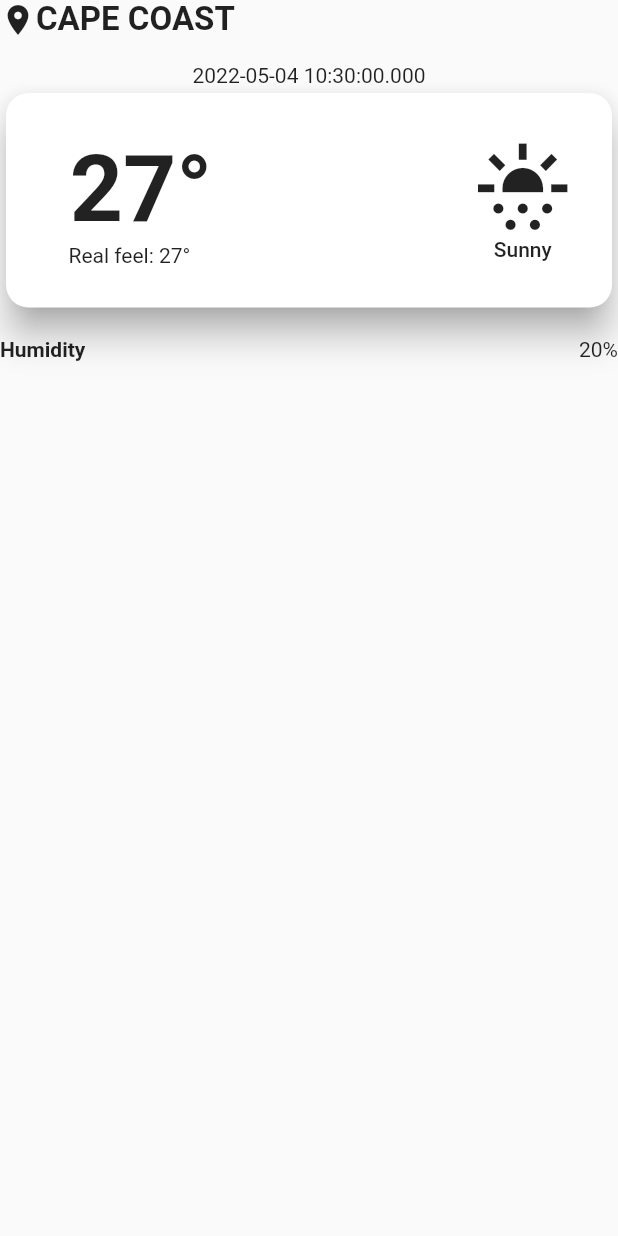
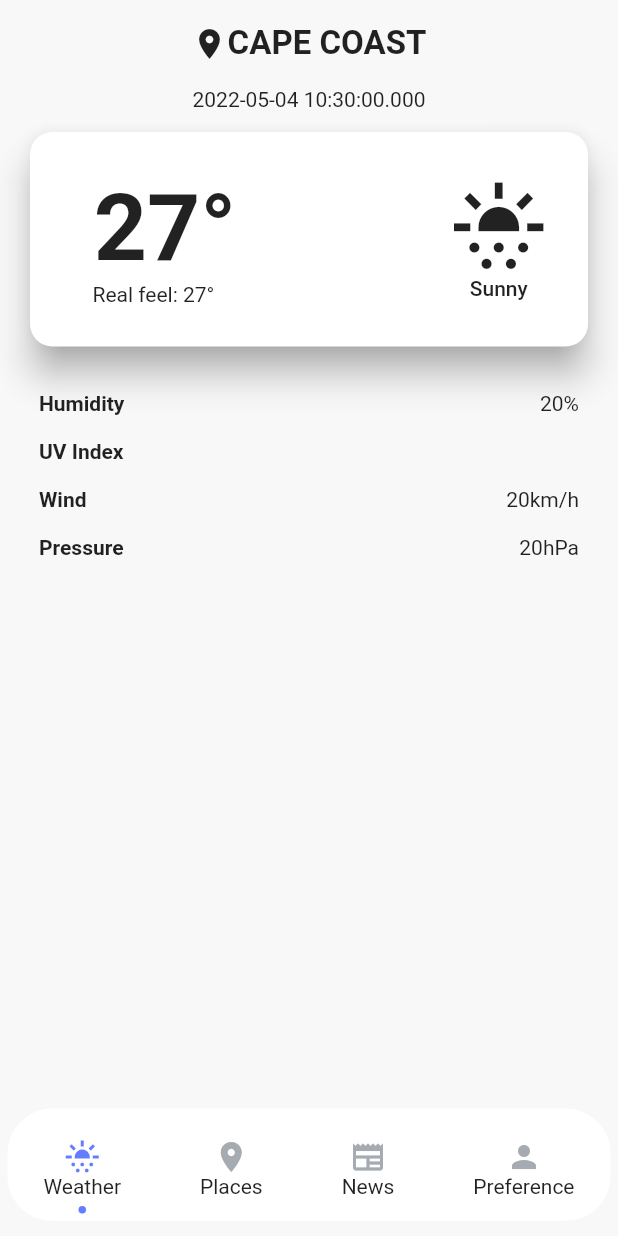
Before and after one commit to Aburafik/My_Weather_app, a Flutter app: the screen it shows after launch, on a phone screen of 412 x 824 dp. Run offline on Flutter 3.47's test engine with Material 2 defaults, Android fonts, the phone set to English and light mode, and no system bars; drawn by our look-alikes of dot_navigation_bar.

Commit message:
Dot navbar implemented

```diff
--- a/lib/ui/home_view.dart
+++ b/lib/ui/home_view.dart
@@ -1,72 +1,81 @@
 import 'dart:math';
 
+import 'package:dot_navigation_bar/dot_navigation_bar.dart';
 import 'package:flutter/material.dart';
+import 'package:weather_apps/ui/homepage.dart';
+import 'package:weather_apps/ui/location_view.dart';
+import 'package:weather_apps/ui/settings_view.dart';
 
-class HomeView extends StatelessWidget {
+class HomeView extends StatefulWidget {
   const HomeView({Key? key}) : super(key: key);
 
   @override
+  State<HomeView> createState() => _HomeViewState();
+}
+
+class _HomeViewState extends State<HomeView> {
+  var _selectedTab = 0;
+
+  void _handleIndexChanged(int i) {
+    setState(() {
+      _selectedTab = i;
+    });
+  }
+
+  List<Widget> screens = [
+    Homepage(),
+    SettingsView(),
+    LocationView(),
+  ];
+  @override
   Widget build(BuildContext context) {
     return Scaffold(
-      body: SafeArea(
-        child: Column(children: [
-          Row(
-            children: [
-              Icon(Icons.location_on),
-              const Text(
-                'CAPE COAST',
-                style: TextStyle(fontSize: 22, fontWeight: FontWeight.bold),
-              ),
-            ],
-          ),
-          const SizedBox(height: 16),
-          Text("${DateTime.now()}"),
-          Card(
-            elevation: 10,
-            shadowColor: Colors.grey,
-            shape: RoundedRectangleBorder(
-              borderRadius: BorderRadius.circular(15),
-            ),
-            child: Padding(
-              padding: const EdgeInsets.all(27.0),
-              child: Row(
-                mainAxisAlignment: MainAxisAlignment.spaceBetween,
-                children: [
-                  Column(
-                    mainAxisAlignment: MainAxisAlignment.start,
-                    children: [
-                      Text(
-                        " 27°",
-                        style: TextStyle(
-                            fontSize: 62, fontWeight: FontWeight.w600),
-                      ),
-                      Text("Real feel: 27°"),
-                    ],
-                  ),
-                  Column(
-                    mainAxisAlignment: MainAxisAlignment.start,
-                    children: [
-                      Icon(
-                        Icons.sunny_snowing,
-                        size: 65,
-                      ),
-                      Text(
-                        "Sunny",
-                        style: TextStyle(fontWeight: FontWeight.w500),
-                      )
-                    ],
-                  )
-                ],
+      backgroundColor: Color(0xffF8F8F9),
+      body: Padding(
+        padding: const EdgeInsets.symmetric(horizontal: 16.0),
+        child: IndexedStack(
+          children: screens,
+          index: _selectedTab,
+        ),
+      ),
+      bottomNavigationBar: Padding(
+        padding: const EdgeInsets.symmetric(horizontal: 5),
+        child: DotNavigationBar(
+          marginR: EdgeInsets.symmetric(vertical: 10),
+          currentIndex: _selectedTab,
+          selectedItemColor: Color(0xff637DFF),
+          unselectedItemColor: Color(0xffA6ABB2),
+          onTap: _handleIndexChanged,
+          items: [
+            DotNavigationBarItem(
+              icon: Column(
+                children: [Icon(Icons.sunny_snowing), Text("Weather")],
               ),
             ),
-          ),
-          const SizedBox(height: 16),
-          Column(
-            children: [
-              WeatherDetailsLabel()
-            ],
-          )
-        ]),
+
+            /// Likes
+            DotNavigationBarItem(
+              icon: Column(
+                children: [Icon(Icons.location_on), Text("Places")],
+              ),
+            ),
+
+            /// Search
+            DotNavigationBarItem(
+              icon: Column(
+                children: [Icon(Icons.newspaper), Text("News")],
+              ),
+            ),
+            DotNavigationBarItem(
+              icon: Column(
+                children: [Icon(Icons.person),
+                Text("Preference",softWrap: true,)],
+              ),
+            ),
+
+            /// Profile
+          ],
+        ),
       ),
     );
   }
@@ -75,15 +84,21 @@ class HomeView extends StatelessWidget {
 class WeatherDetailsLabel extends StatelessWidget {
   const WeatherDetailsLabel({
     Key? key,
+    this.label,
+    this.value,
   }) : super(key: key);
-
+  final String? label;
+  final String? value;
   @override
   Widget build(BuildContext context) {
     return Row(
       mainAxisAlignment: MainAxisAlignment.spaceBetween,
       children: [
-        Text("Humidity",style: TextStyle(fontWeight: FontWeight.w600),),
-        Text("${Random().nextInt(100)}%"),
+        Text(
+          label!,
+          style: TextStyle(fontWeight: FontWeight.w600),
+        ),
+        Text("$value"),
       ],
     );
   }
--- /dev/null
+++ b/lib/ui/homepage.dart
@@ -0,0 +1,103 @@
+import 'dart:math';
+
+import 'package:flutter/material.dart';
+import 'package:weather_apps/ui/home_view.dart';
+
+class Homepage extends StatelessWidget {
+  const Homepage({Key? key}) : super(key: key);
+
+  @override
+  Widget build(BuildContext context) {
+    return Scaffold(
+      backgroundColor: Color(0xffF8F8F9),
+      body: SafeArea(
+        child: Center(
+          child: Column(
+            children: [
+              SizedBox(height: 16,),
+            Row(
+              mainAxisAlignment: MainAxisAlignment.center,
+              children: [
+                Icon(Icons.location_on),
+                const Text(
+                  'CAPE COAST',
+                  style: TextStyle(fontSize: 22, fontWeight: FontWeight.bold),
+                ),
+              ],
+            ),
+            const SizedBox(height: 16),
+            Text("${DateTime.now()}"),
+              SizedBox(height: 10,),
+
+            Card(
+              elevation: 10,
+              shadowColor: Colors.grey,
+              shape: RoundedRectangleBorder(
+                borderRadius: BorderRadius.circular(15),
+              ),
+              child: Padding(
+                padding: const EdgeInsets.all(27.0),
+                child: Row(
+                  mainAxisAlignment: MainAxisAlignment.spaceBetween,
+                  children: [
+                    Column(
+                      mainAxisAlignment: MainAxisAlignment.start,
+                      children: [
+                        Text(
+                          " 27°",
+                          style: TextStyle(
+                              fontSize: 62, fontWeight: FontWeight.w600),
+                        ),
+                        Text("Real feel: 27°"),
+                      ],
+                    ),
+                    Column(
+                      mainAxisAlignment: MainAxisAlignment.start,
+                      children: [
+                        Icon(
+                          Icons.sunny_snowing,
+                          size: 65,
+                        ),
+                        Text(
+                          "Sunny",
+                          style: TextStyle(fontWeight: FontWeight.w500),
+                        )
+                      ],
+                    )
+                  ],
+                ),
+              ),
+            ),
+            const SizedBox(height: 16),
+            Padding(
+              padding: const EdgeInsets.symmetric(vertical: 10, horizontal: 10),
+              child: Column(
+                children: [
+                  WeatherDetailsLabel(
+                    label: "Humidity",
+                    value: "${Random().nextInt(100)}%",
+                  ),
+                  SizedBox(height: 16),
+                  WeatherDetailsLabel(
+                    label: "UV Index",
+                    value: "",
+                  ),
+                  SizedBox(height: 16),
+                  WeatherDetailsLabel(
+                    label: "Wind",
+                    value: "${Random().nextInt(100)}km/h",
+                  ),
+                  SizedBox(height: 16),
+                  WeatherDetailsLabel(
+                    label: "Pressure",
+                    value: "${Random().nextInt(100)}hPa",
+                  ),
+                ],
+              ),
+            )
+          ]),
+        ),
+      ),
+    );
+  }
+}
--- /dev/null
+++ b/lib/ui/location_view.dart
@@ -0,0 +1,14 @@
+import 'package:flutter/material.dart';
+
+class LocationView extends StatelessWidget {
+  const LocationView({Key? key}) : super(key: key);
+
+  @override
+  Widget build(BuildContext context) {
+    return Scaffold(
+      body: Center(
+        child: Text("Location View"),
+      ),
+    );
+  }
+}
--- /dev/null
+++ b/lib/ui/settings_view.dart
@@ -0,0 +1,14 @@
+import 'package:flutter/material.dart';
+
+class SettingsView extends StatelessWidget {
+  const SettingsView({Key? key}) : super(key: key);
+
+  @override
+  Widget build(BuildContext context) {
+    return Scaffold(
+      body: Center(
+        child: Text("Settings view"),
+      ),
+    );
+  }
+}
--- a/pubspec.yaml
+++ b/pubspec.yaml
@@ -29,6 +29,7 @@ environment:
 dependencies:
   flutter:
     sdk: flutter
+  dot_navigation_bar: ^1.0.1+4
 
 
   # The following adds the Cupertino Icons font to your application.
```
Also changed, not shown: pubspec.lock.
